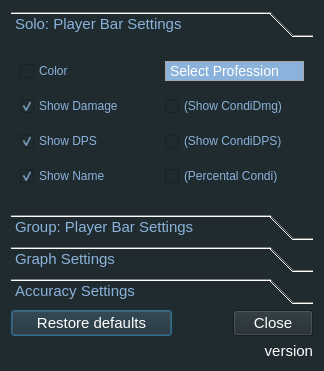
Tyrox92/Gw2SPECS, file configurator.ui: the form before one commit.
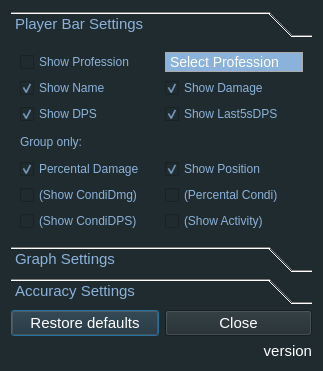
The form after the commit. The open tabs and pages were chosen to show the change.

Commit message:
removed Group Player Bar Settings
- will rename varibales, functions and checkboxes accordingly tomorrow
- hid not used settings (activity, condidmg, condidps, percental condidmg

The edit to the form file:
```diff
--- a/configurator.ui
+++ b/configurator.ui
@@ -6,7 +6,7 @@
    <rect>
     <x>0</x>
     <y>0</y>
-    <width>324</width>
+    <width>323</width>
     <height>371</height>
    </rect>
   </property>
@@ -28,7 +28,7 @@
    <string notr="true">background-color: rgb(32, 43, 47);</string>
   </property>
   <layout class="QGridLayout" name="gridLayout_2">
-   <item row="0" column="0" colspan="5">
+   <item row="0" column="0" colspan="2">
     <widget class="QToolBox" name="settingsToolbox">
      <property name="font">
       <font>
@@ -44,221 +44,116 @@
 color: #8BB2DA;</string>
      </property>
      <property name="currentIndex">
-      <number>1</number>
+      <number>0</number>
      </property>
      <widget class="QWidget" name="soloSettings">
       <property name="geometry">
        <rect>
         <x>0</x>
         <y>0</y>
-        <width>281</width>
-        <height>124</height>
+        <width>300</width>
+        <height>204</height>
        </rect>
       </property>
       <attribute name="label">
-       <string>Solo: Player Bar Settings</string>
+       <string>Player Bar Settings</string>
       </attribute>
       <layout class="QGridLayout" name="gridLayout_4">
-       <item row="0" column="0">
-        <widget class="QCheckBox" name="checkBoxSoloProfColors">
+       <item row="6" column="1">
+        <widget class="QCheckBox" name="checkBoxGroupActivity">
          <property name="text">
-          <string>Color</string>
+          <string>(Show Activity)</string>
          </property>
         </widget>
        </item>
-       <item row="0" column="1">
-        <widget class="QComboBox" name="professionSoloComboBox">
-         <property name="styleSheet">
-          <string notr="true">QComboBox {
-    background-color: #8BB2DA;
-	color: rgb(255, 255, 255);
-    border: 1px solid #AAA;
-	font-size: 14px;
-}
-QComboBox:editable {
-    background: #8BB2DA;
-	color: rgb(255, 255, 255);
-}
-
-QComboBox:on { /* shift the text when the popup opens */
-    padding-top: 3px;
-    padding-left: 4px;
-}
-
-QComboBox::drop-down {
-    subcontrol-origin: padding;
-    subcontrol-position: top right;
-	color: rgb(255, 255, 255);
-	border:none;
-
-
-}
-QComboBox::down-arrow:on { /* shift the arrow when popup is open */
-    top: 1px;
-    left: 1px;
-}
-QComboBox QAbstractItemView {
-    border: 2px solid darkgray;
-    selection-background-color:#8BB2DA;
-	color: rgb(255, 255, 255);
-}</string>
-         </property>
-         <property name="editable">
-          <bool>false</bool>
-         </property>
-         <property name="currentText">
-          <string>Select Profession</string>
-         </property>
-         <property name="currentIndex">
-          <number>0</number>
-         </property>
-         <property name="maxVisibleItems">
-          <number>10</number>
-         </property>
-         <item>
-          <property name="text">
-           <string>Select Profession</string>
-          </property>
-         </item>
-         <item>
-          <property name="text">
-           <string>Elementalist</string>
-          </property>
-         </item>
-         <item>
-          <property name="text">
-           <string>Enigneer</string>
-          </property>
-         </item>
-         <item>
-          <property name="text">
-           <string>Guardian</string>
-          </property>
-         </item>
-         <item>
-          <property name="text">
-           <string>Mesmer</string>
-          </property>
-         </item>
-         <item>
-          <property name="text">
-           <string>Necromancer</string>
-          </property>
-         </item>
-         <item>
-          <property name="text">
-           <string>Ranger</string>
-          </property>
-         </item>
-         <item>
-          <property name="text">
-           <string>Revenant</string>
-          </property>
-         </item>
-         <item>
-          <property name="text">
-           <string>Thief</string>
-          </property>
-         </item>
-         <item>
-          <property name="text">
-           <string>Warrior</string>
-          </property>
-         </item>
-        </widget>
-       </item>
-       <item row="1" column="0">
-        <widget class="QCheckBox" name="checkBoxSoloDamage">
-         <property name="text">
-          <string>Show Damage</string>
-         </property>
-         <property name="checked">
+       <item row="4" column="1">
+        <widget class="QCheckBox" name="checkBoxGroupPosition">
+         <property name="enabled">
           <bool>true</bool>
          </property>
-        </widget>
-       </item>
-       <item row="1" column="1">
-        <widget class="QCheckBox" name="checkBoxSoloCDamage">
          <property name="text">
-          <string>(Show CondiDmg)</string>
+          <string>Show Position</string>
          </property>
-        </widget>
-       </item>
-       <item row="2" column="0">
-        <widget class="QCheckBox" name="checkBoxSoloDPS">
-         <property name="text">
-          <string>Show DPS</string>
-         </property>
          <property name="checked">
           <bool>true</bool>
          </property>
         </widget>
        </item>
-       <item row="2" column="1">
+       <item row="6" column="0">
         <widget class="QCheckBox" name="checkBoxSoloCDPS">
          <property name="text">
           <string>(Show CondiDPS)</string>
          </property>
         </widget>
        </item>
-       <item row="3" column="0">
-        <widget class="QCheckBox" name="checkBoxSoloName">
-         <property name="text">
-          <string>Show Name</string>
-         </property>
-         <property name="checked">
-          <bool>true</bool>
-         </property>
-        </widget>
-       </item>
-       <item row="3" column="1">
+       <item row="5" column="1">
         <widget class="QCheckBox" name="checkBoxSoloCPerDmg">
          <property name="text">
           <string>(Percental Condi)</string>
          </property>
         </widget>
        </item>
-      </layout>
-     </widget>
-     <widget class="QWidget" name="groupSettings">
-      <property name="geometry">
-       <rect>
-        <x>0</x>
-        <y>0</y>
-        <width>306</width>
-        <height>169</height>
-       </rect>
-      </property>
-      <attribute name="label">
-       <string>Group: Player Bar Settings</string>
-      </attribute>
-      <layout class="QGridLayout" name="gridLayout_3">
+       <item row="1" column="1">
+        <widget class="QCheckBox" name="checkBoxSoloDamage">
+         <property name="text">
+          <string>Show Damage</string>
+         </property>
+         <property name="checked">
+          <bool>true</bool>
+         </property>
+        </widget>
+       </item>
+       <item row="5" column="0">
+        <widget class="QCheckBox" name="checkBoxSoloCDamage">
+         <property name="text">
+          <string>(Show CondiDmg)</string>
+         </property>
+        </widget>
+       </item>
+       <item row="1" column="0">
+        <widget class="QCheckBox" name="checkBoxSoloName">
+         <property name="text">
+          <string>Show Name</string>
+         </property>
+         <property name="checked">
+          <bool>true</bool>
+         </property>
+        </widget>
+       </item>
+       <item row="4" column="0">
+        <widget class="QCheckBox" name="checkBoxGroupPerDmg">
+         <property name="text">
+          <string>Percental Damage</string>
+         </property>
+         <property name="checked">
+          <bool>true</bool>
+         </property>
+        </widget>
+       </item>
        <item row="0" column="0">
-        <widget class="QCheckBox" name="checkBoxGroupProfColors">
-         <property name="enabled">
-          <bool>true</bool>
-         </property>
+        <widget class="QCheckBox" name="checkBoxSoloProfColors">
          <property name="text">
           <string>Show Profession</string>
          </property>
-         <property name="checked">
-          <bool>true</bool>
-         </property>
         </widget>
        </item>
-       <item row="1" column="0">
-        <widget class="QCheckBox" name="checkBoxGroupPosition">
-         <property name="enabled">
-          <bool>true</bool>
-         </property>
+       <item row="2" column="0">
+        <widget class="QCheckBox" name="checkBoxSoloDPS">
          <property name="text">
-          <string>Show Position</string>
+          <string>Show DPS</string>
          </property>
          <property name="checked">
           <bool>true</bool>
          </property>
         </widget>
        </item>
+       <item row="3" column="0">
+        <widget class="QLabel" name="label">
+         <property name="text">
+          <string>Group only:</string>
+         </property>
+        </widget>
+       </item>
        <item row="0" column="1">
         <widget class="QComboBox" name="professionGroupComboBox">
          <property name="styleSheet">
@@ -360,59 +255,19 @@
          </item>
         </widget>
        </item>
-       <item row="1" column="1">
-        <widget class="QCheckBox" name="checkBoxGroupName">
-         <property name="text">
-          <string>Show Name</string>
-         </property>
-         <property name="checked">
-          <bool>true</bool>
-         </property>
-        </widget>
-       </item>
        <item row="2" column="1">
-        <widget class="QCheckBox" name="checkBoxGroupPerDmg">
-         <property name="text">
-          <string>Percental Damage</string>
+        <widget class="QCheckBox" name="checkBox5sDPS">
+         <property name="toolTip">
+          <string>&lt;html&gt;&lt;head/&gt;&lt;body&gt;&lt;p&gt;Red Graph&lt;/p&gt;&lt;/body&gt;&lt;/html&gt;</string>
          </property>
-         <property name="checked">
-          <bool>true</bool>
-         </property>
-        </widget>
-       </item>
-       <item row="2" column="0">
-        <widget class="QCheckBox" name="checkBoxGroupDamage">
-         <property name="enabled">
-          <bool>true</bool>
-         </property>
          <property name="text">
-          <string>Show Damage</string>
+          <string>Show Last5sDPS</string>
          </property>
          <property name="checked">
           <bool>true</bool>
          </property>
         </widget>
        </item>
-       <item row="3" column="0">
-        <widget class="QCheckBox" name="checkBoxGroupDPS">
-         <property name="enabled">
-          <bool>true</bool>
-         </property>
-         <property name="text">
-          <string>Show DPS</string>
-         </property>
-         <property name="checked">
-          <bool>true</bool>
-         </property>
-        </widget>
-       </item>
-       <item row="3" column="1">
-        <widget class="QCheckBox" name="checkBoxGroupActivity">
-         <property name="text">
-          <string>(Show Activity)</string>
-         </property>
-        </widget>
-       </item>
       </layout>
      </widget>
      <widget class="QWidget" name="graphSettings">
@@ -454,19 +309,6 @@
          </property>
         </widget>
        </item>
-       <item row="4" column="0">
-        <widget class="QCheckBox" name="checkBox5sDPS">
-         <property name="toolTip">
-          <string>&lt;html&gt;&lt;head/&gt;&lt;body&gt;&lt;p&gt;Red Graph&lt;/p&gt;&lt;/body&gt;&lt;/html&gt;</string>
-         </property>
-         <property name="text">
-          <string>Show Last5sDPS</string>
-         </property>
-         <property name="checked">
-          <bool>true</bool>
-         </property>
-        </widget>
-       </item>
        <item row="2" column="1">
         <widget class="QCheckBox" name="checkBoxAvgCDPS">
          <property name="toolTip">
@@ -763,7 +605,7 @@
      </widget>
     </widget>
    </item>
-   <item row="2" column="0" colspan="3">
+   <item row="1" column="0">
     <widget class="QPushButton" name="pushButtonReset">
      <property name="sizePolicy">
       <sizepolicy hsizetype="Minimum" vsizetype="Fixed">
@@ -784,7 +626,7 @@
      </property>
     </widget>
    </item>
-   <item row="2" column="4">
+   <item row="1" column="1">
     <widget class="QPushButton" name="pushButtonReset_2">
      <property name="sizePolicy">
       <sizepolicy hsizetype="Minimum" vsizetype="Fixed">
@@ -805,7 +647,7 @@
      </property>
     </widget>
    </item>
-   <item row="3" column="0" colspan="5">
+   <item row="2" column="1">
     <widget class="QLabel" name="labelVersion">
      <property name="sizePolicy">
       <sizepolicy hsizetype="Preferred" vsizetype="Preferred">
```
The commit also changes 5 other files.
